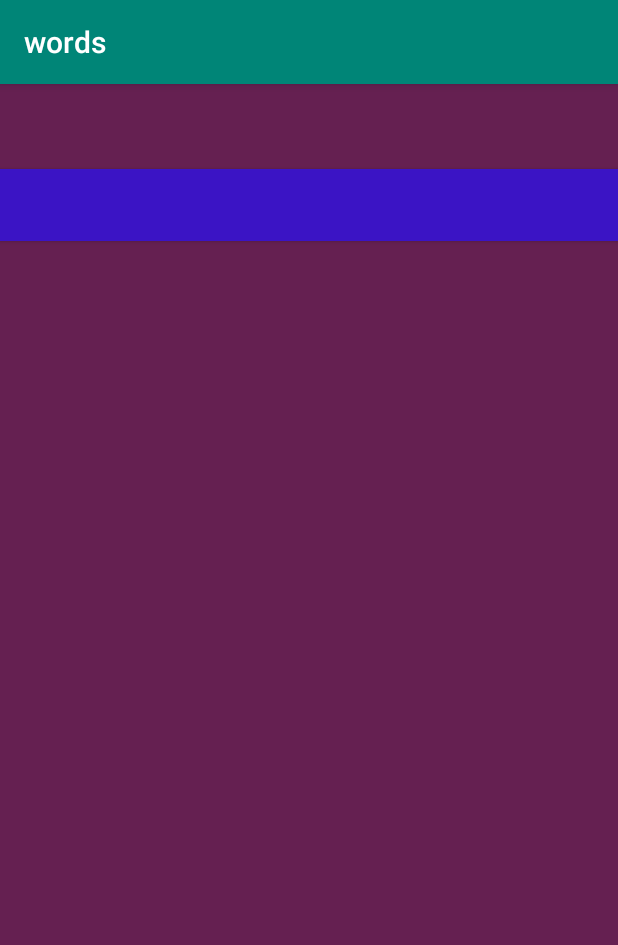
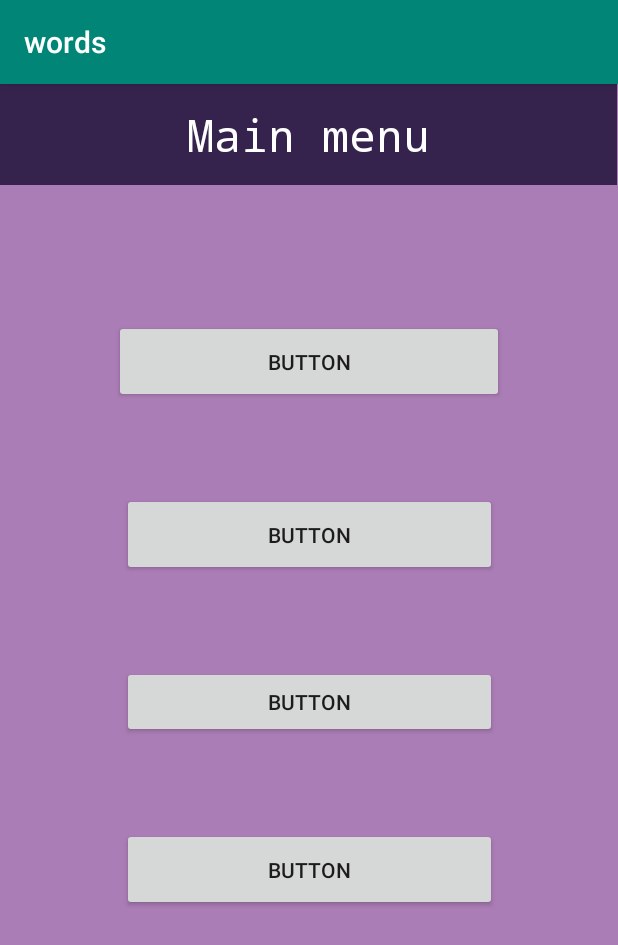
Before and after one commit to Anastasia-98Moiseeva/words-learning, an Android app: the screen it shows after launch (MainApplication), on a phone screen of 412 x 824 dp. Shown: the top 945 px of the screen. Run offline under Robolectric (Android 15) with nearby library versions, the phone set to English and light mode, and no system bars.

Commit message:
Change main_application screen

```diff
--- a/app/src/main/res/layout/main_application.xml
+++ b/app/src/main/res/layout/main_application.xml
@@ -1,28 +1,60 @@
 <?xml version="1.0" encoding="utf-8"?>
-<LinearLayout
+<android.support.constraint.ConstraintLayout
         xmlns:android="http://schemas.android.com/apk/res/android"
+        xmlns:app="http://schemas.android.com/apk/res-auto"
         xmlns:tools="http://schemas.android.com/tools"
         android:orientation="vertical"
         android:gravity="top"
-        android:layout_width="fill_parent"
-        android:layout_height="fill_parent"
-        android:background="#652051"
-        tools:context="com.example.myapplicationtimer.MainApplication">
+        android:layout_width="match_parent"
+        android:layout_height="match_parent"
+        tools:context=".MainApplication"
+        android:background="@color/screenBackground">
 
     <TextView
+            android:text="Main menu"
+            android:textColor="@android:color/white"
             android:gravity="center"
-            android:id="@+id/text"
-            android:layout_width="fill_parent"
-            android:layout_height="wrap_content"
-            android:textSize="42sp"/>
+            android:layout_width="411dp"
+            android:layout_height="67dp"
+            android:textSize="30sp"
+            android:background="@color/headlineBackground"
+            android:fontFamily="monospace"
+            app:layout_constraintTop_toTopOf="parent"
+            app:layout_constraintStart_toStartOf="parent" app:layout_constraintEnd_toEndOf="parent"
+            android:layout_marginEnd="8dp" app:layout_constraintHorizontal_bias="0.0" android:id="@+id/textView"/>
 
     <Button
-            android:gravity="center"
-            android:id="@+id/button"
-            android:layout_width="match_parent"
+            android:text="Button"
+            android:layout_width="250dp"
+            android:layout_height="55dp"
+            android:id="@+id/button2" android:layout_marginTop="60dp"
+            app:layout_constraintTop_toBottomOf="@+id/button4" app:layout_constraintEnd_toEndOf="parent"
+            android:layout_marginEnd="80dp" app:layout_constraintStart_toStartOf="parent"
+            android:layout_marginStart="80dp"/>
+    <Button
+            android:text="Button"
+            android:layout_width="250dp"
+            android:layout_height="55dp"
+            android:id="@+id/button3" android:layout_marginTop="60dp"
+            app:layout_constraintTop_toBottomOf="@+id/button" app:layout_constraintEnd_toEndOf="parent"
+            android:layout_marginEnd="80dp" app:layout_constraintStart_toStartOf="parent"
+            android:layout_marginStart="80dp"/>
+    <Button
+            android:text="Button"
+            android:layout_width="260dp"
+            android:layout_height="55dp"
+            android:id="@+id/button" android:layout_marginTop="90dp"
+            app:layout_constraintTop_toBottomOf="@+id/textView"
+            app:layout_constraintStart_toStartOf="parent"
+            app:layout_constraintEnd_toEndOf="parent"
+            android:layout_marginEnd="80dp" android:layout_marginStart="80dp"/>
+    <Button
+            android:text="Button"
+            android:layout_width="250dp"
             android:layout_height="wrap_content"
-            android:background="#3B14C5"
-            android:textSize="32sp"/>
+            android:id="@+id/button4" android:layout_marginTop="60dp"
+            app:layout_constraintTop_toBottomOf="@+id/button3" app:layout_constraintEnd_toEndOf="parent"
+            android:layout_marginEnd="80dp" app:layout_constraintStart_toStartOf="parent"
+            android:layout_marginStart="80dp"/>
 
-
-</LinearLayout>
+</android.support.constraint.ConstraintLayout>
```
